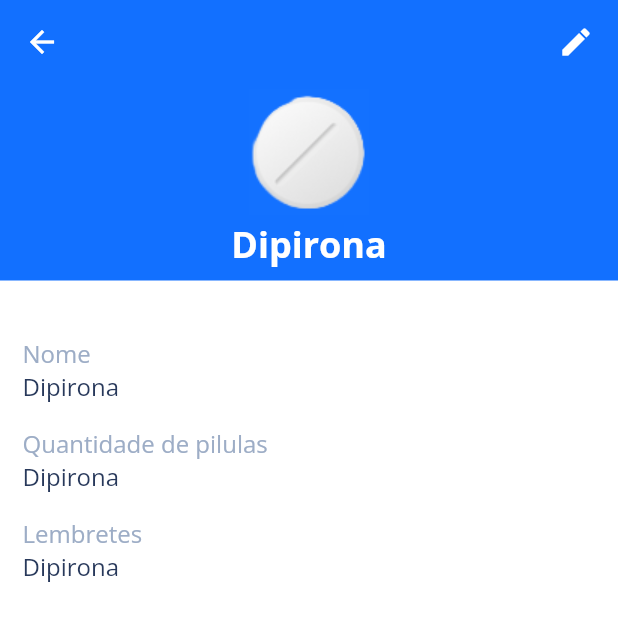
After one commit to gustavool1/medicine_tracker, a Flutter app: the screen it shows after launch, item 2 of the bottom bar chosen, after a tap on "Vitamina C", on a phone screen of 412 x 824 dp. The commit adds this screen. Shown: the top 621 px of the screen. Run offline on Flutter 3.47's test engine with Material 2 defaults, Android fonts, the phone set to English and light mode, and no system bars; our stand-ins replace bloc, flutter_bloc, google_fonts.

Commit message:
feat: creating the medicine page

```diff
--- a/lib/pages/home/home.dart
+++ b/lib/pages/home/home.dart
@@ -1,13 +1,39 @@
 import 'package:flutter/material.dart';
+import 'package:flutter_bloc/flutter_bloc.dart';
+import 'package:medicine_tracker/pages/create_pill/create_pill.dart';
+import 'package:medicine_tracker/pages/medicines/medicines.dart';
 import 'package:medicine_tracker/styles/colors.dart';
-import 'package:medicine_tracker/pages/create_pill/create_pill.dart';
+import '../../bloc/bloc.dart';
 import '../../ui/ui.dart';
 
 class HomePage extends StatelessWidget {
   const HomePage({super.key});
 
+  Widget getContent(int index) {
+    switch (index) {
+      case 0:
+        return homeContent;
+
+      case 1:
+        return const MedicinesPage();
+
+      default:
+        return homeContent;
+    }
+  }
+
+  Widget get homeContent => Container(
+        color: ColorPackage.defaultPrimary,
+        child: const Padding(
+          padding: EdgeInsets.only(top: 16.0),
+          child: PillsList(),
+        ),
+      );
+
   @override
   Widget build(BuildContext context) {
+    return BlocBuilder<HomeBloc, HomeState>(
+      builder: (context, state) {
         return Scaffold(
           appBar: AppBar(
             backgroundColor: ColorPackage.white,
@@ -20,8 +46,10 @@ class HomePage extends StatelessWidget {
                   size: 40,
                 ),
                 GestureDetector(
-              onTap: () => Navigator.push(context,
-                  MaterialPageRoute(builder: (_) => const CreatePillPage())),
+                  onTap: () => Navigator.push(
+                      context,
+                      MaterialPageRoute(
+                          builder: (_) => const CreatePillPage())),
                   child: const Icon(
                     Icons.add_circle_rounded,
                     color: ColorPackage.blue,
@@ -31,14 +59,10 @@ class HomePage extends StatelessWidget {
               ],
             ),
           ),
-      body: Container(
-        color: ColorPackage.defaultPrimary,
-        child: const Padding(
-          padding: EdgeInsets.only(top: 16.0),
-          child: PillsList(),
-        ),
-      ),
+          body: getContent(state.index),
           bottomNavigationBar: const BottomNavigator(),
+        );
+      },
     );
   }
 }
--- /dev/null
+++ b/lib/pages/medicines/medicines.dart
@@ -0,0 +1,17 @@
+import 'package:flutter/material.dart';
+import 'package:medicine_tracker/pages/medicines/widgets/medicine.dart';
+import 'package:medicine_tracker/styles/styles.dart';
+
+class MedicinesPage extends StatelessWidget {
+  const MedicinesPage({super.key});
+
+  @override
+  Widget build(BuildContext context) {
+    return Container(
+      color: ColorPackage.defaultPrimary,
+      child: const Center(
+        child: Medicine(),
+      ),
+    );
+  }
+}
--- /dev/null
+++ b/lib/pages/medicines/widgets/medicine.dart
@@ -0,0 +1,61 @@
+import 'package:flutter/material.dart';
+import 'package:medicine_tracker/pages/pill/pill.dart';
+import 'package:medicine_tracker/styles/styles.dart';
+
+class Medicine extends StatelessWidget {
+  const Medicine({super.key});
+
+  @override
+  Widget build(BuildContext context) {
+    return GestureDetector(
+      onTap: () => Navigator.push(
+          context, MaterialPageRoute(builder: (_) => const MedicationPage())),
+      child: Stack(
+        children: [
+          Padding(
+            padding: const EdgeInsets.symmetric(horizontal: 40.0),
+            child: Container(
+              decoration: BoxDecoration(
+                borderRadius: BorderRadius.circular(5),
+                color: ColorPackage.white,
+                boxShadow: [
+                  BoxShadow(
+                    color: Colors.grey.withOpacity(0.6),
+                    spreadRadius: 2,
+                    blurRadius: 5,
+                    offset: const Offset(0, 3),
+                  ),
+                ],
+              ),
+              height: 80,
+              child: Row(
+                children: [
+                  Padding(
+                    padding: const EdgeInsets.only(
+                        top: 8.0, bottom: 8.0, left: 45.0),
+                    child: Column(children: [
+                      Text(
+                        'Vitamina C',
+                        style: TextFonts.head2.copyWith(
+                            color: ColorPackage.darkBlue,
+                            fontWeight: FontWeight.bold),
+                      ),
+                      const SizedBox(height: 10),
+                      Text(
+                        'Ibalgin 400',
+                        style: TextFonts.body1
+                            .copyWith(color: ColorPackage.lightGray),
+                      ),
+                    ]),
+                  ),
+                ],
+              ),
+            ),
+          ),
+          Positioned(
+              top: 5, left: 10, child: Image.asset(Assets.pill, height: 70))
+        ],
+      ),
+    );
+  }
+}
--- /dev/null
+++ b/lib/pages/medicines/widgets/widgets.dart
@@ -0,0 +1 @@
+export 'medicine.dart';
--- /dev/null
+++ b/lib/pages/pill/pill.dart
@@ -0,0 +1,52 @@
+import 'package:flutter/material.dart';
+import 'package:medicine_tracker/styles/styles.dart';
+
+import 'widgets/widgets.dart';
+
+class MedicationPage extends StatelessWidget {
+  const MedicationPage({super.key});
+
+  @override
+  Widget build(BuildContext context) {
+    return Scaffold(
+      appBar: AppBar(
+        elevation: 0,
+        backgroundColor: ColorPackage.blue,
+        iconTheme: const IconThemeData(color: Colors.white),
+        title: Row(
+          mainAxisAlignment: MainAxisAlignment.end,
+          children: [
+            GestureDetector(onTap: () => {}, child: const Icon(Icons.edit))
+          ],
+        ),
+      ),
+      backgroundColor: ColorPackage.white,
+      body: Column(crossAxisAlignment: CrossAxisAlignment.start, children: [
+        const PillImage(
+          name: 'Dipirona',
+        ),
+        const SizedBox(height: 30),
+        Padding(
+          padding: const EdgeInsets.only(left: 15.0),
+          child: Column(
+            crossAxisAlignment: CrossAxisAlignment.start,
+            children: const [
+              PillDetail(
+                title: 'Nome',
+                description: 'Dipirona ',
+              ),
+              PillDetail(
+                title: 'Quantidade de pilulas',
+                description: 'Dipirona ',
+              ),
+              PillDetail(
+                title: 'Lembretes',
+                description: 'Dipirona ',
+              ),
+            ],
+          ),
+        ),
+      ]),
+    );
+  }
+}
--- /dev/null
+++ b/lib/pages/pill/widgets/pill_detail.dart
@@ -0,0 +1,29 @@
+import 'package:flutter/material.dart';
+import 'package:medicine_tracker/styles/styles.dart';
+
+class PillDetail extends StatelessWidget {
+  final String title;
+  final String description;
+
+  const PillDetail({required this.title, required this.description, super.key});
+
+  @override
+  Widget build(BuildContext context) {
+    return Padding(
+      padding: const EdgeInsets.symmetric(vertical: 8.0),
+      child: Column(
+        crossAxisAlignment: CrossAxisAlignment.start,
+        children: [
+          Text(
+            title,
+            style: TextFonts.body1.copyWith(color: ColorPackage.lightGray),
+          ),
+          Text(
+            description,
+            style: TextFonts.body1.copyWith(color: ColorPackage.darkBlue),
+          )
+        ],
+      ),
+    );
+  }
+}
--- /dev/null
+++ b/lib/pages/pill/widgets/pill_image.dart
@@ -0,0 +1,33 @@
+import 'package:flutter/material.dart';
+
+import '../../../styles/styles.dart';
+
+class PillImage extends StatelessWidget {
+  final String name;
+
+  const PillImage({required this.name, super.key});
+
+  @override
+  Widget build(BuildContext context) {
+    return Container(
+      color: ColorPackage.blue,
+      child: Center(
+        child: Padding(
+          padding: const EdgeInsets.only(bottom: 8.0),
+          child: Column(
+            crossAxisAlignment: CrossAxisAlignment.center,
+            children: [
+              Image.asset(Assets.pill, height: 90),
+              Text(
+                name,
+                style: TextFonts.head1.copyWith(
+                  color: ColorPackage.white,
+                ),
+              )
+            ],
+          ),
+        ),
+      ),
+    );
+  }
+}
--- /dev/null
+++ b/lib/pages/pill/widgets/widgets.dart
@@ -0,0 +1,2 @@
+export 'pill_detail.dart';
+export 'pill_image.dart';
--- a/lib/styles/fonts.dart
+++ b/lib/styles/fonts.dart
@@ -8,6 +8,8 @@ class TextFonts {
     color: ColorPackage.black,
   );
 
+  static final head1 =
+      _monteserratBaseStyle.copyWith(fontSize: 24, fontWeight: FontWeight.bold);
   static final head2 = _monteserratBaseStyle.copyWith(fontSize: 18);
 
   static final body1 = _monteserratBaseStyle.copyWith(fontSize: 16);
```
Lines whose indentation alone changed are shown as unchanged.
